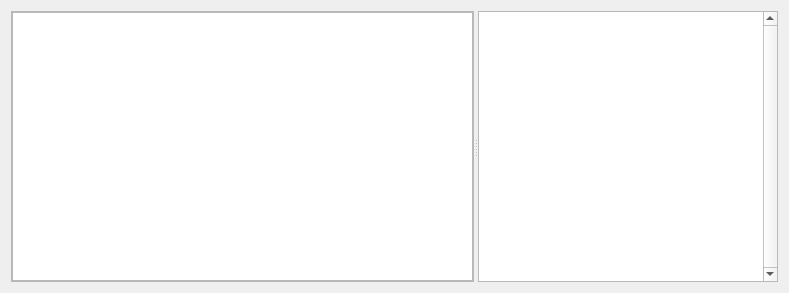
Qt form plotwidget.ui (bendalab/NixView) before a commit.
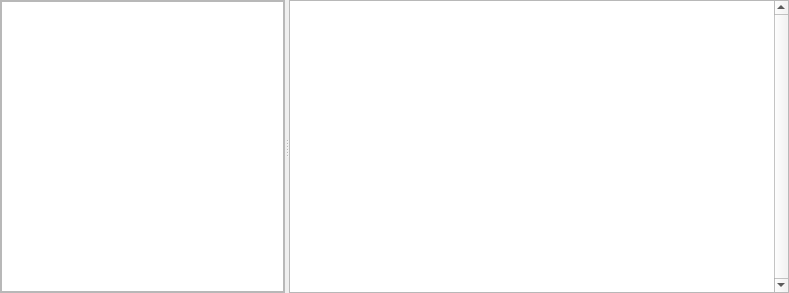
The same form after that commit.

Commit message: [plotwidget] adjust initial scroll areas

```diff
--- a/plotwidget.ui
+++ b/plotwidget.ui
@@ -23,6 +23,18 @@
    <string notr="true"/>
   </property>
   <layout class="QHBoxLayout" name="horizontalLayout">
+   <property name="leftMargin">
+    <number>0</number>
+   </property>
+   <property name="topMargin">
+    <number>0</number>
+   </property>
+   <property name="rightMargin">
+    <number>0</number>
+   </property>
+   <property name="bottomMargin">
+    <number>0</number>
+   </property>
    <item>
     <widget class="QSplitter" name="splitter">
      <property name="sizePolicy">
@@ -46,10 +58,16 @@
         <rect>
          <x>0</x>
          <y>0</y>
-         <width>215</width>
-         <height>267</height>
+         <width>280</width>
+         <height>291</height>
         </rect>
        </property>
+       <property name="sizePolicy">
+        <sizepolicy hsizetype="Expanding" vsizetype="Preferred">
+         <horstretch>0</horstretch>
+         <verstretch>0</verstretch>
+        </sizepolicy>
+       </property>
        <layout class="QVBoxLayout" name="verticalLayout">
         <property name="leftMargin">
          <number>0</number>
@@ -85,7 +103,7 @@
       </property>
       <property name="minimumSize">
        <size>
-        <width>300</width>
+        <width>500</width>
         <height>50</height>
        </size>
       </property>
@@ -103,8 +121,8 @@
         <rect>
          <x>0</x>
          <y>0</y>
-         <width>523</width>
-         <height>267</height>
+         <width>482</width>
+         <height>291</height>
         </rect>
        </property>
        <property name="sizePolicy">
```
Left out of the diff: 2 changed lines with no effect on the pictures.
